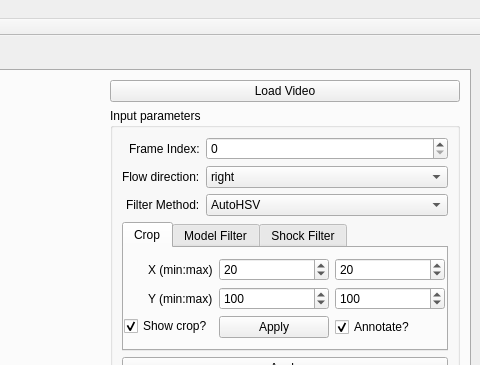
First picture: the form in arcjetCV/gui/arcjetCV.ui, repository magnus-haw/arcjetCV, before the edit; both pictures show x 705 to 1185 and y 0 to 365 of the 1185 by 746 pixel window.
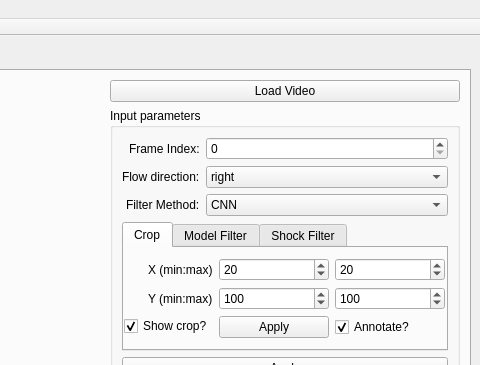
Second picture: the form after the edit.

Commit message: removed quadratic fit, made CNN default GUI filter

```diff
--- a/arcjetCV/gui/arcjetCV.ui
+++ b/arcjetCV/gui/arcjetCV.ui
@@ -214,11 +214,6 @@
                    <verstretch>0</verstretch>
                   </sizepolicy>
                  </property>
-                 <item>
-                  <property name="text">
-                   <string>AutoHSV</string>
-                  </property>
-                 </item>
                  <item>
                   <property name="text">
                    <string>CNN</string>
```
Left out of the diff: 10 changed lines with no effect on the pictures. The commit also changes 3 other files.
